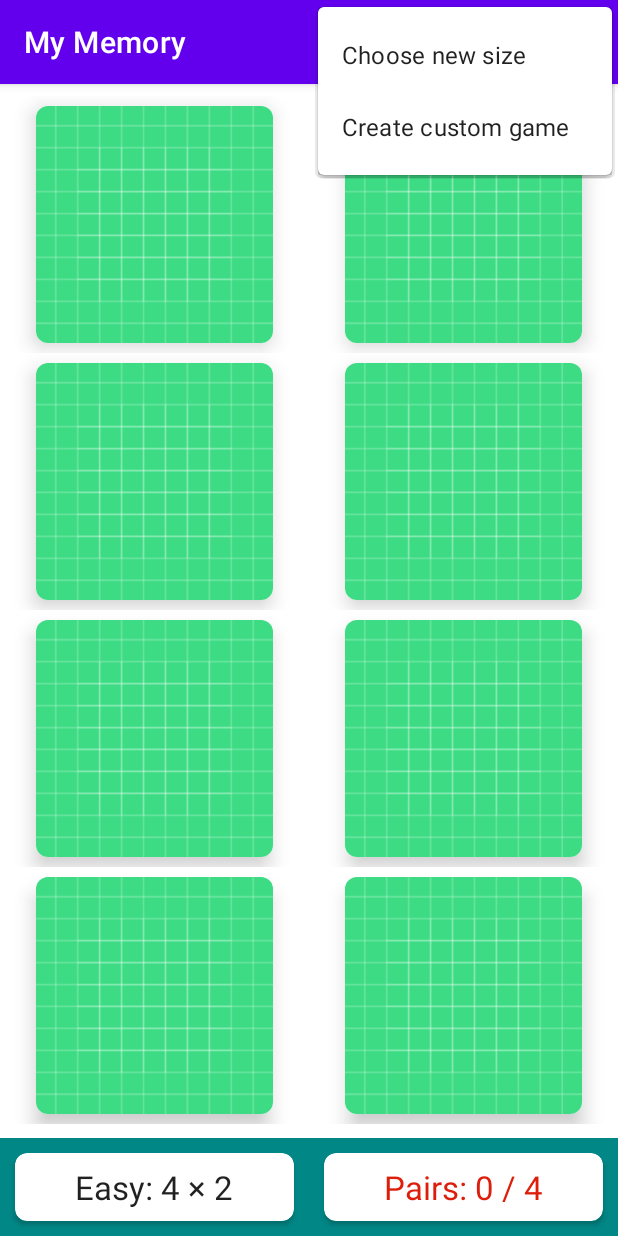
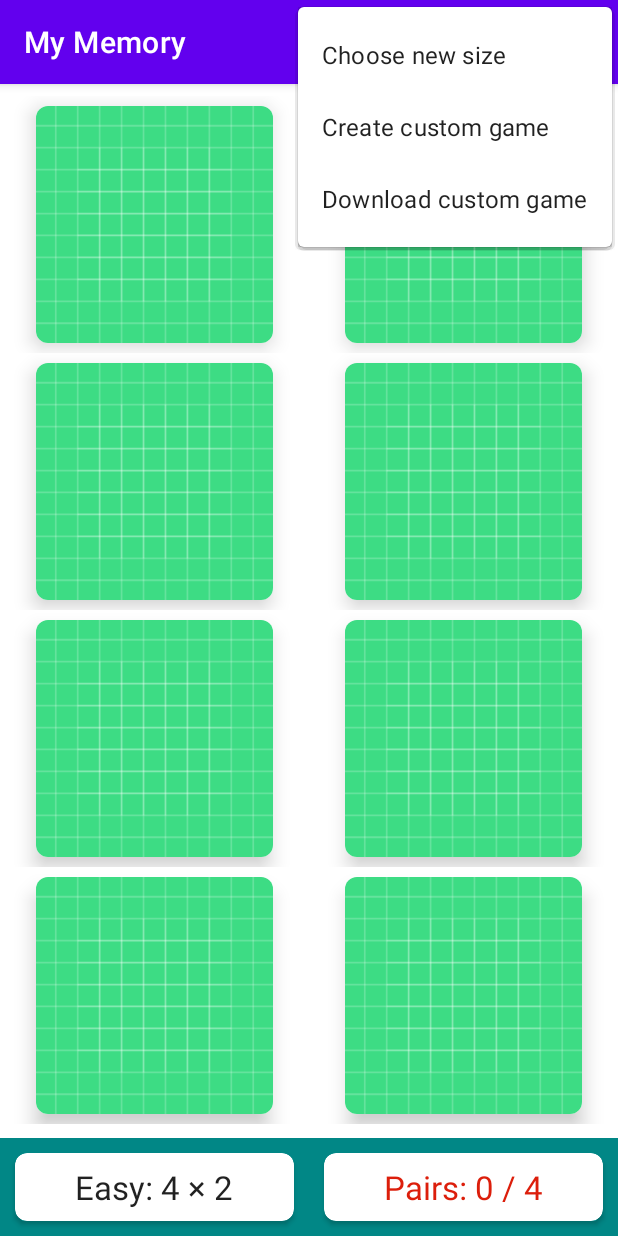
Before and after one commit to kokoichi206/my-memory, an Android app: the screen it shows after launch (MainActivity), with the options menu open, on a phone screen of 412 x 824 dp. Run offline under Robolectric (Android 15) with nearby library versions, the phone set to English and light mode, and no system bars; our stand-ins replace Firebase (no records; nobody signed in at launch, a user with empty details on screens opened directly), Picasso.

Commit message:
add a new option to download a game

```diff
--- a/app/src/main/java/io/kokoichi/sample/mymemory/MemoryBoardAdapter.kt
+++ b/app/src/main/java/io/kokoichi/sample/mymemory/MemoryBoardAdapter.kt
@@ -62,7 +62,7 @@ class MemoryBoardAdapter(
             // ボタンにアイコン・写真を描画する
             if (memoryCard.isFaceUp) {
                 if (memoryCard.imageUrl != null) {
-                    Picasso.get().load(memoryCard.imageUrl).into(imageButton)
+                    Picasso.get().load(memoryCard.imageUrl).placeholder(R.drawable.ic_image).into(imageButton)
                 } else {
                     imageButton.setImageResource(memoryCard.identifier)
                 }
--- /dev/null
+++ b/app/src/main/res/drawable/ic_image.xml
@@ -0,0 +1,5 @@
+<vector android:height="24dp" android:tint="#808080"
+    android:viewportHeight="24" android:viewportWidth="24"
+    android:width="24dp" xmlns:android="http://schemas.android.com/apk/res/android">
+    <path android:fillColor="@android:color/white" android:pathData="M21,19V5c0,-1.1 -0.9,-2 -2,-2H5c-1.1,0 -2,0.9 -2,2v14c0,1.1 0.9,2 2,2h14c1.1,0 2,-0.9 2,-2zM8.5,13.5l2.5,3.01L14.5,12l4.5,6H5l3.5,-4.5z"/>
+</vector>
--- a/app/src/main/res/layout/activity_main.xml
+++ b/app/src/main/res/layout/activity_main.xml
@@ -1,5 +1,6 @@
 <?xml version="1.0" encoding="utf-8"?>
-<androidx.coordinatorlayout.widget.CoordinatorLayout xmlns:android="http://schemas.android.com/apk/res/android"
+<androidx.coordinatorlayout.widget.CoordinatorLayout
+    xmlns:android="http://schemas.android.com/apk/res/android"
     xmlns:app="http://schemas.android.com/apk/res-auto"
     xmlns:card_view="http://schemas.android.com/apk/res-auto"
     xmlns:tools="http://schemas.android.com/tools"
--- a/app/src/main/res/menu/menu_main.xml
+++ b/app/src/main/res/menu/menu_main.xml
@@ -15,4 +15,8 @@
         android:id="@+id/mi_custom"
         android:title="Create custom game"
         app:showAsAction="never" />
+    <item
+        android:id="@+id/mi_download"
+        android:title="Download custom game"
+        app:showAsAction="never" />
 </menu>
```
Also changed, not shown: app/src/main/java/io/kokoichi/sample/mymemory/MainActivity.kt (+30 -1 lines), app/src/main/res/layout/dialog_download_board.xml (added, +28 -0 lines).
